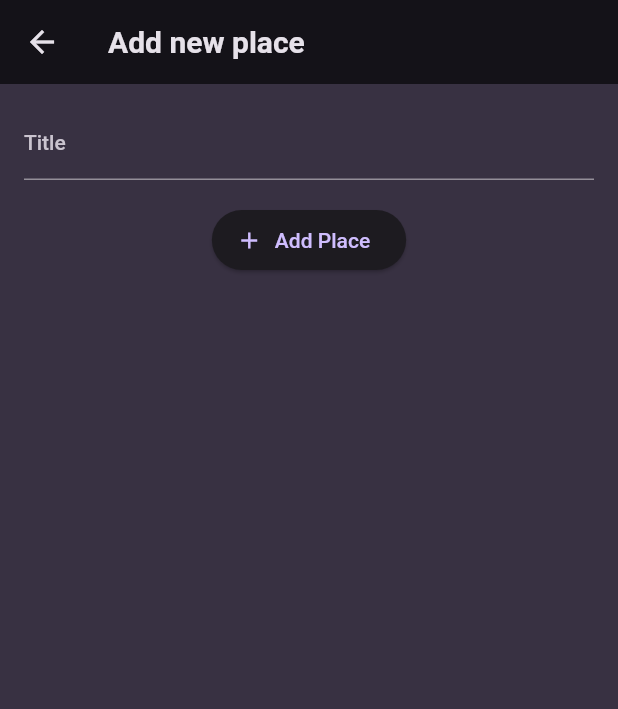
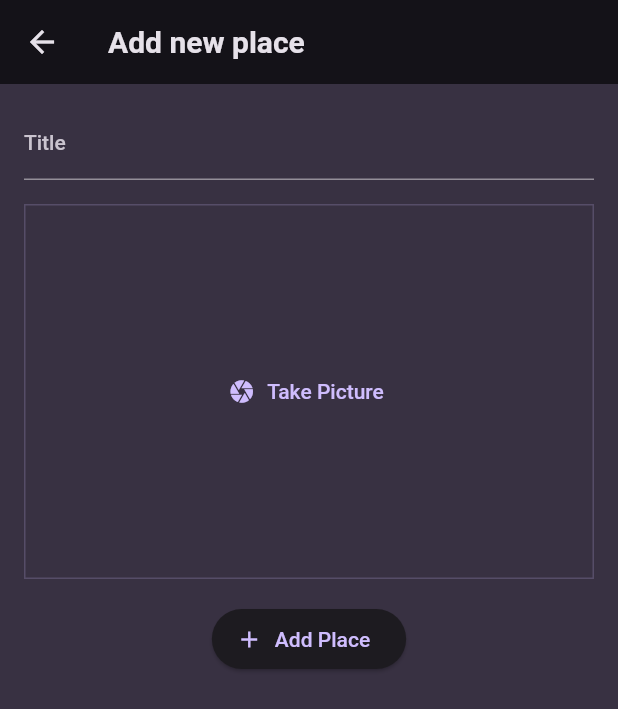
Before and after one commit to alexsumoski/favorite-places-app, a Flutter app: the AddPlaceScreen screen opened directly, on a phone screen of 412 x 824 dp. Shown: the top 709 px of the screen. Run offline on Flutter 3.47's test engine with Material 2 defaults, Android fonts, the phone set to English and light mode, and no system bars; our stand-ins replace flutter_riverpod, google_fonts.

Commit message:
Image input widget, impage picker package

```diff
--- a/lib/screens/add_place.dart
+++ b/lib/screens/add_place.dart
@@ -1,4 +1,5 @@
 import 'package:favorite_places_app/providers/user_places.dart';
+import 'package:favorite_places_app/widgets/image_input.dart';
 import 'package:flutter/material.dart';
 import 'package:flutter_riverpod/flutter_riverpod.dart';
 
@@ -48,6 +49,8 @@ class _AddPlaceScreenState extends ConsumerState<AddPlaceScreen> {
                   TextStyle(color: Theme.of(context).colorScheme.onBackground),
             ),
             const SizedBox(height: 16),
+            ImageInput(),
+            const SizedBox(height: 16),
             ElevatedButton.icon(
               onPressed: _savePlace,
               icon: const Icon(Icons.add),
--- /dev/null
+++ b/lib/widgets/image_input.dart
@@ -0,0 +1,29 @@
+import 'package:flutter/material.dart';
+
+class ImageInput extends StatefulWidget {
+  const ImageInput({super.key});
+
+  @override
+  State<ImageInput> createState() => _ImageInputState();
+}
+
+class _ImageInputState extends State<ImageInput> {
+  void _takePicture() {}
+
+  @override
+  Widget build(BuildContext context) {
+    return Container(
+      decoration: BoxDecoration(
+          border: Border.all(
+              width: 1,
+              color: Theme.of(context).colorScheme.primary.withOpacity(0.2))),
+      height: 250,
+      width: double.infinity,
+      alignment: Alignment.center,
+      child: TextButton.icon(
+          onPressed: _takePicture,
+          icon: const Icon(Icons.camera),
+          label: const Text('Take Picture')),
+    );
+  }
+}
--- a/pubspec.yaml
+++ b/pubspec.yaml
@@ -39,6 +39,7 @@ dependencies:
   riverpod: ^2.3.6
   flutter_riverpod: ^2.3.6
   uuid: ^3.0.7
+  image_picker: ^0.8.7+5
 
 dev_dependencies:
   flutter_test:
```
Also changed, not shown: pubspec.lock, 1 other file.
